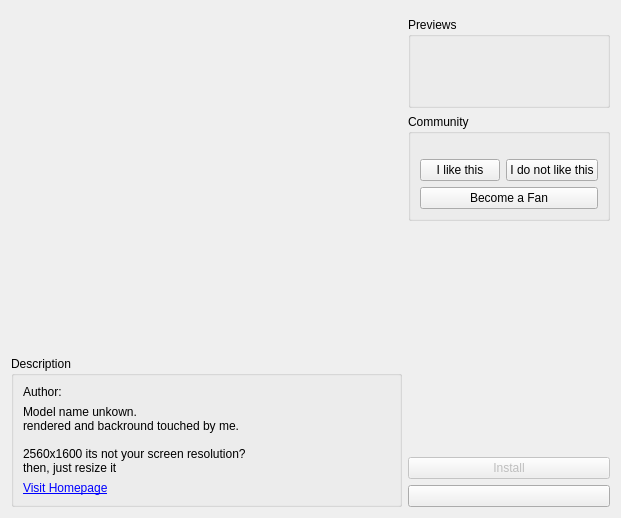
First picture: the form in knewstuff/knewstuff3/ui/entrydetailsdialog.ui, repository KDE/kdelibs, before the edit.
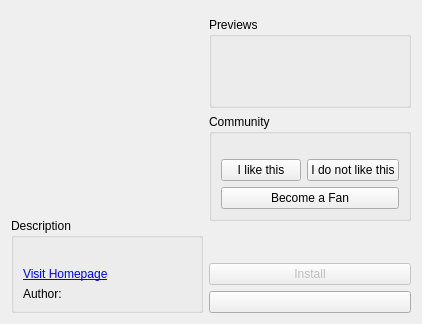
Second picture: the form after the edit. Custom widgets are drawn as their Qt base class.

Commit message: get rid of a weird test string, better arrangement of widgets (author below)

```diff
--- a/knewstuff/knewstuff3/ui/entrydetailsdialog.ui
+++ b/knewstuff/knewstuff3/ui/entrydetailsdialog.ui
@@ -6,8 +6,8 @@
    <rect>
     <x>0</x>
     <y>0</y>
-    <width>621</width>
-    <height>518</height>
+    <width>422</width>
+    <height>324</height>
    </rect>
   </property>
   <property name="windowTitle">
@@ -64,31 +64,17 @@
           <string>Description</string>
          </property>
          <layout class="QGridLayout" name="gridLayout_2">
-          <item row="1" column="0" colspan="2">
+          <item row="2" column="0" colspan="2">
            <widget class="QLabel" name="descriptionLabel">
             <property name="text">
-             <string>Model name unkown.
-rendered and backround touched by me.
-
-2560x1600 its not your screen resolution?
-then, just resize it</string>
+             <string/>
             </property>
             <property name="wordWrap">
              <bool>true</bool>
             </property>
            </widget>
           </item>
-          <item row="2" column="0" colspan="2">
-           <widget class="QLabel" name="homepageLabel">
-            <property name="text">
-             <string>&lt;a href=&quot;http://opendesktop.org&quot;&gt;Visit Homepage&lt;/a&gt;</string>
-            </property>
-            <property name="openExternalLinks">
-             <bool>true</bool>
-            </property>
-           </widget>
-          </item>
-          <item row="0" column="0">
+          <item row="4" column="0">
            <widget class="QLabel" name="label">
             <property name="sizePolicy">
              <sizepolicy hsizetype="Minimum" vsizetype="Minimum">
@@ -101,7 +87,17 @@
             </property>
            </widget>
           </item>
-          <item row="0" column="1">
+          <item row="3" column="0" colspan="2">
+           <widget class="QLabel" name="homepageLabel">
+            <property name="text">
+             <string>&lt;a href=&quot;http://opendesktop.org&quot;&gt;Visit Homepage&lt;/a&gt;</string>
+            </property>
+            <property name="openExternalLinks">
+             <bool>true</bool>
+            </property>
+           </widget>
+          </item>
+          <item row="4" column="1">
            <widget class="QLabel" name="authorLabel">
             <property name="sizePolicy">
              <sizepolicy hsizetype="Expanding" vsizetype="Minimum">
```
